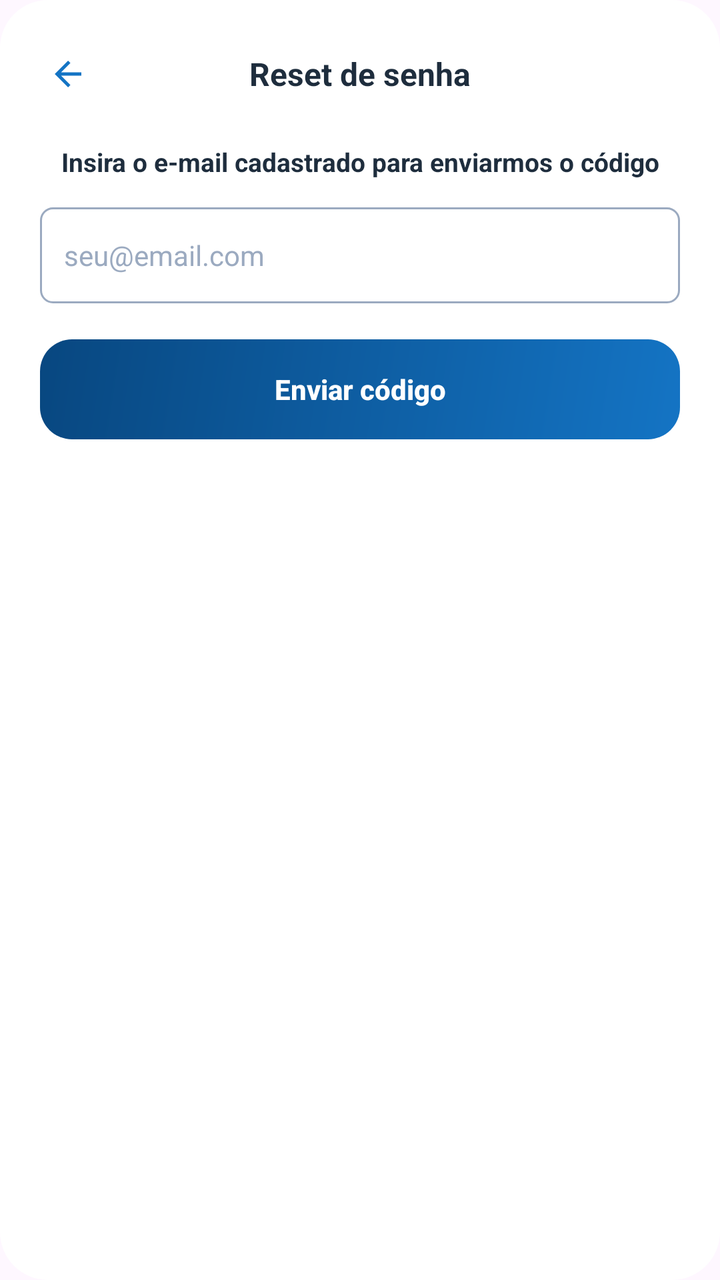
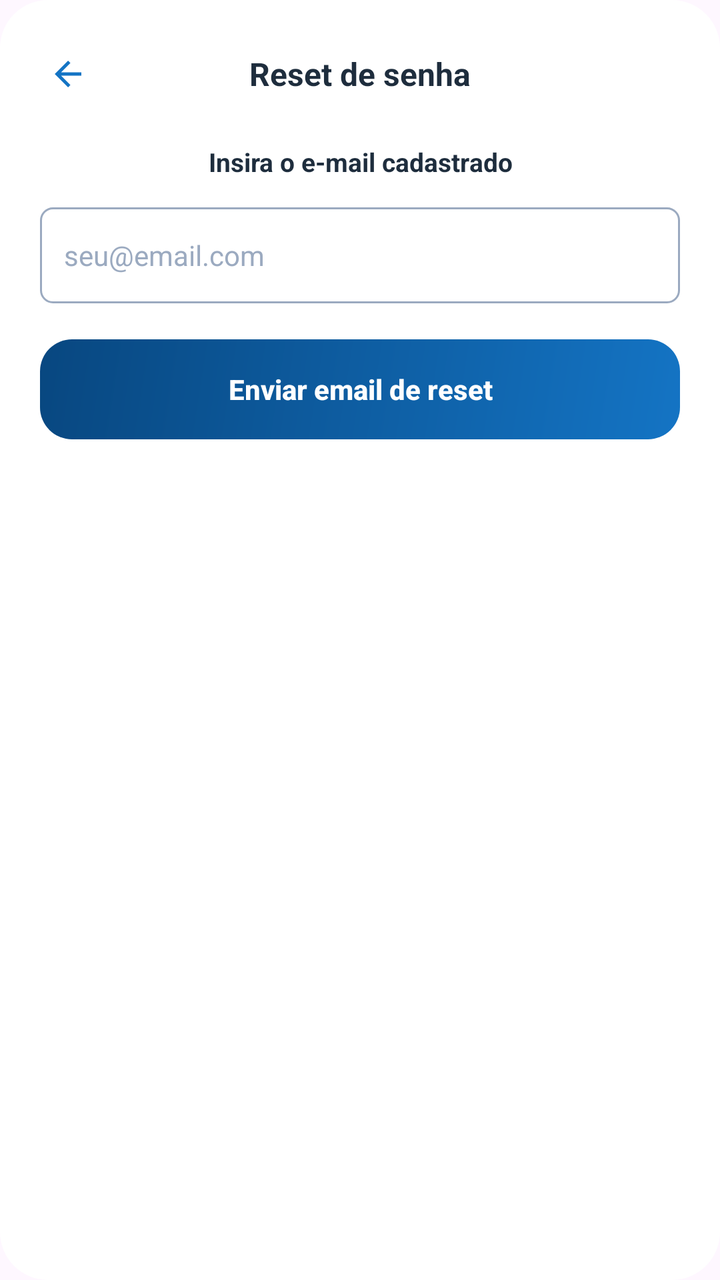

An Android layout rendered at two revisions. The XML below is the earlier revision; the diff shows what the commit changed to produce the second picture.
<!-- AndroidManifest.xml: application theme Theme.UniLib -->
<!-- res/layout/modal_reset_senha.xml -->
<?xml version="1.0" encoding="utf-8"?>
<LinearLayout xmlns:android="http://schemas.android.com/apk/res/android"
    android:id="@+id/modalResetSenhaContainer"
    android:layout_width="match_parent"
    android:layout_height="wrap_content"
    android:orientation="vertical"
    android:background="@drawable/bg_modal_notifications"
    android:paddingStart="20dp"
    android:paddingTop="20dp"
    android:paddingEnd="20dp"
    android:paddingBottom="22dp">

    
    <LinearLayout
        android:id="@+id/headerResetSenhaModal"
        android:layout_width="match_parent"
        android:layout_height="wrap_content"
        android:gravity="center_vertical"
        android:orientation="horizontal"
        android:layout_marginBottom="18dp">

        <ImageView
            android:id="@+id/btnBackResetSenha"
            android:layout_width="28dp"
            android:layout_height="28dp"
            android:padding="4dp"
            android:clickable="true"
            android:focusable="true"
            android:contentDescription="Voltar"
            android:src="@drawable/ic_arrow_back"
            android:tint="#1474C4" />

        <TextView
            android:id="@+id/tvResetSenhaTitle"
            android:layout_width="0dp"
            android:layout_height="34dp"
            android:layout_weight="1"
            android:layout_marginStart="12dp"
            android:layout_marginEnd="12dp"
            android:gravity="center"
            android:text="Reset de senha"
            android:textColor="#1E2D3D"
            android:textSize="16sp"
            android:textStyle="bold" />

        <View
            android:layout_width="28dp"
            android:layout_height="28dp" />

    </LinearLayout>

    
    <LinearLayout
        android:id="@+id/stepEmail"
        android:layout_width="match_parent"
        android:layout_height="wrap_content"
        android:orientation="vertical">

        <TextView
            android:layout_width="match_parent"
            android:layout_height="wrap_content"
            android:text="Insira o e-mail cadastrado para enviarmos o código"
            android:textColor="#1E2D3D"
            android:textSize="13sp"
            android:textStyle="bold"
            android:textAlignment="center"
            android:lineSpacingExtra="4dp"
            android:layout_marginStart="10dp"
            android:layout_marginEnd="10dp"
            android:layout_marginBottom="14dp" />

        <EditText
            android:id="@+id/etResetEmail"
            android:layout_width="match_parent"
            android:layout_height="48dp"
            android:background="@drawable/bg_modal_title_outline"
            android:hint="seu@email.com"
            android:inputType="textEmailAddress"
            android:paddingStart="12dp"
            android:paddingEnd="12dp"
            android:textColor="#1E2D3D"
            android:textColorHint="#9BAAC0"
            android:textSize="14sp"
            android:layout_marginBottom="18dp" />

        <androidx.appcompat.widget.AppCompatButton
            android:id="@+id/btnEnviarCodigo"
            android:layout_width="match_parent"
            android:layout_height="50dp"
            android:text="Enviar código"
            android:textAllCaps="false"
            android:textColor="#FFFFFF"
            android:textSize="14sp"
            android:textStyle="bold"
            android:background="@drawable/bg_button_blue"
            android:backgroundTint="@null"
            android:stateListAnimator="@null" />
    </LinearLayout>

    
    <LinearLayout
        android:id="@+id/stepCodigo"
        android:layout_width="match_parent"
        android:layout_height="wrap_content"
        android:orientation="vertical"
        android:visibility="gone">

        <TextView
            android:id="@+id/tvCodigoInstrucao"
            android:layout_width="match_parent"
            android:layout_height="wrap_content"
            android:text="Insira o código enviado para o e-mail xxxxxx@xxxx.com abaixo"
            android:textColor="#1E2D3D"
            android:textSize="13sp"
            android:textStyle="bold"
            android:textAlignment="center"
            android:lineSpacingExtra="4dp"
            android:layout_marginStart="10dp"
            android:layout_marginEnd="10dp"
            android:layout_marginBottom="14dp" />

        <EditText
            android:id="@+id/etResetCodigo"
            android:layout_width="match_parent"
            android:layout_height="56dp"
            android:background="@drawable/bg_modal_title_outline"
            android:hint="123456"
            android:inputType="number"
            android:maxLength="6"
            android:gravity="center"
            android:letterSpacing="0.4"
            android:fontFamily="monospace"
            android:textColor="#1E2D3D"
            android:textColorHint="#C9D1DD"
            android:textSize="22sp"
            android:textStyle="bold"
            android:layout_marginBottom="18dp" />

        <androidx.appcompat.widget.AppCompatButton
            android:id="@+id/btnVerificarCodigo"
            android:layout_width="match_parent"
            android:layout_height="50dp"
            android:text="Verificar"
            android:textAllCaps="false"
            android:textColor="#FFFFFF"
            android:textSize="14sp"
            android:textStyle="bold"
            android:background="@drawable/bg_button_blue"
            android:backgroundTint="@null"
            android:stateListAnimator="@null" />
    </LinearLayout>

    
    <LinearLayout
        android:id="@+id/stepCodigoErro"
        android:layout_width="match_parent"
        android:layout_height="wrap_content"
        android:orientation="vertical"
        android:visibility="gone">

        <TextView
            android:layout_width="match_parent"
            android:layout_height="wrap_content"
            android:text="O codigo está errado, inicie o processo novamente"
            android:textColor="#B91C1C"
            android:textSize="14sp"
            android:textStyle="bold"
            android:textAlignment="center"
            android:lineSpacingExtra="4dp"
            android:layout_marginStart="10dp"
            android:layout_marginEnd="10dp"
            android:layout_marginBottom="22dp" />

        <androidx.appcompat.widget.AppCompatButton
            android:id="@+id/btnConfirmarCodigoErro"
            android:layout_width="match_parent"
            android:layout_height="50dp"
            android:text="Confirmar"
            android:textAllCaps="false"
            android:textColor="#FFFFFF"
            android:textSize="14sp"
            android:textStyle="bold"
            android:background="@drawable/bg_button_blue"
            android:backgroundTint="@null"
            android:stateListAnimator="@null" />
    </LinearLayout>

    
    <LinearLayout
        android:id="@+id/stepNovaSenha"
        android:layout_width="match_parent"
        android:layout_height="wrap_content"
        android:orientation="vertical"
        android:visibility="gone">

        <TextView
            android:layout_width="match_parent"
            android:layout_height="wrap_content"
            android:text="Nova senha"
            android:textColor="#1E2D3D"
            android:textSize="13sp"
            android:textStyle="bold"
            android:textAlignment="center"
            android:layout_marginBottom="10dp" />

        <EditText
            android:id="@+id/etNovaSenha"
            android:layout_width="match_parent"
            android:layout_height="48dp"
            android:background="@drawable/bg_modal_title_outline"
            android:hint="Nova senha"
            android:inputType="textPassword"
            android:paddingStart="12dp"
            android:paddingEnd="12dp"
            android:textColor="#1E2D3D"
            android:textColorHint="#9BAAC0"
            android:textSize="14sp"
            android:layout_marginBottom="10dp" />

        <EditText
            android:id="@+id/etConfirmarNovaSenha"
            android:layout_width="match_parent"
            android:layout_height="48dp"
            android:background="@drawable/bg_modal_title_outline"
            android:hint="Confirmar nova senha"
            android:inputType="textPassword"
            android:paddingStart="12dp"
            android:paddingEnd="12dp"
            android:textColor="#1E2D3D"
            android:textColorHint="#9BAAC0"
            android:textSize="14sp"
            android:layout_marginBottom="18dp" />

        <androidx.appcompat.widget.AppCompatButton
            android:id="@+id/btnSalvarNovaSenha"
            android:layout_width="match_parent"
            android:layout_height="50dp"
            android:text="Salvar"
            android:textAllCaps="false"
            android:textColor="#FFFFFF"
            android:textSize="14sp"
            android:textStyle="bold"
            android:background="@drawable/bg_button_blue"
            android:backgroundTint="@null"
            android:stateListAnimator="@null" />
    </LinearLayout>

    
    <LinearLayout
        android:id="@+id/stepSucesso"
        android:layout_width="match_parent"
        android:layout_height="wrap_content"
        android:orientation="vertical"
        android:visibility="gone">

        <ImageView
            android:layout_width="56dp"
            android:layout_height="56dp"
            android:layout_gravity="center_horizontal"
            android:src="@drawable/ic_check"
            android:tint="#16A34A"
            android:layout_marginBottom="14dp" />

        <TextView
            android:layout_width="match_parent"
            android:layout_height="wrap_content"
            android:text="Verifique sua caixa de entrada"
            android:textColor="#1E2D3D"
            android:textSize="16sp"
            android:textStyle="bold"
            android:textAlignment="center"
            android:layout_marginBottom="22dp" />

        <androidx.appcompat.widget.AppCompatButton
            android:id="@+id/btnFecharResetSenha"
            android:layout_width="match_parent"
            android:layout_height="50dp"
            android:text="Fechar"
            android:textAllCaps="false"
            android:textColor="#FFFFFF"
            android:textSize="14sp"
            android:textStyle="bold"
            android:background="@drawable/bg_button_blue"
            android:backgroundTint="@null"
            android:stateListAnimator="@null" />
    </LinearLayout>

</LinearLayout>
<!-- resources referenced by this layout -->
<resources>
  <!-- drawable bg_button_blue (drawable) -->
  <?xml version="1.0" encoding="utf-8"?>
  <shape xmlns:android="http://schemas.android.com/apk/res/android">
      <gradient
          android:startColor="#1474C4"
          android:endColor="#084780"
          android:angle="135" />
  
      <corners android:radius="16dp" />
  </shape>
  <!-- drawable bg_modal_notifications (drawable) -->
  <?xml version="1.0" encoding="utf-8"?>
  <shape xmlns:android="http://schemas.android.com/apk/res/android">
      <solid android:color="#FFFFFF" />
  
      <corners android:radius="24dp" />
  </shape>
  <!-- drawable bg_modal_title_outline (drawable) -->
  <?xml version="1.0" encoding="utf-8"?>
  <shape xmlns:android="http://schemas.android.com/apk/res/android">
      <solid android:color="#FFFFFF" />
  
      <stroke
          android:width="1dp"
          android:color="#9BAAC0" />
  
      <corners android:radius="6dp" />
  </shape>
  <!-- drawable ic_arrow_back (drawable) -->
  <vector xmlns:android="http://schemas.android.com/apk/res/android" android:autoMirrored="true" android:height="24dp" android:tint="#000000" android:viewportHeight="960" android:viewportWidth="960" android:width="24dp">
        
      <path android:fillColor="@android:color/white" android:pathData="M313,520L537,744L480,800L160,480L480,160L537,216L313,440L800,440L800,520L313,520Z"/>
      
  </vector>
  <!-- drawable ic_check (drawable) -->
  <vector xmlns:android="http://schemas.android.com/apk/res/android"
      android:width="24dp"
      android:height="24dp"
      android:viewportWidth="960"
      android:viewportHeight="960"
      android:tint="#000000">
  
      <path android:fillColor="@android:color/white"
          android:pathData="M382,720L154,492L211,435L382,606L749,239L806,296L382,720Z"/>
  
  </vector>
  <style name="Theme.UniLib" parent="Base.Theme.UniLib" />
  <style name="Base.Theme.UniLib" parent="Theme.Material3.DayNight.NoActionBar">
          
          
          <item name="android:windowFullscreen">true</item>
      </style>
</resources>

<!-- the commit's change to res/layout/modal_reset_senha.xml (unified diff, before → after) -->
@@ -59,7 +59,7 @@
         <TextView
             android:layout_width="match_parent"
             android:layout_height="wrap_content"
-            android:text="Insira o e-mail cadastrado para enviarmos o código"
+            android:text="Insira o e-mail cadastrado"
             android:textColor="#1E2D3D"
             android:textSize="13sp"
             android:textStyle="bold"
@@ -87,7 +87,7 @@
             android:id="@+id/btnEnviarCodigo"
             android:layout_width="match_parent"
             android:layout_height="50dp"
-            android:text="Enviar código"
+            android:text="Enviar email de reset"
             android:textAllCaps="false"
             android:textColor="#FFFFFF"
             android:textSize="14sp"
